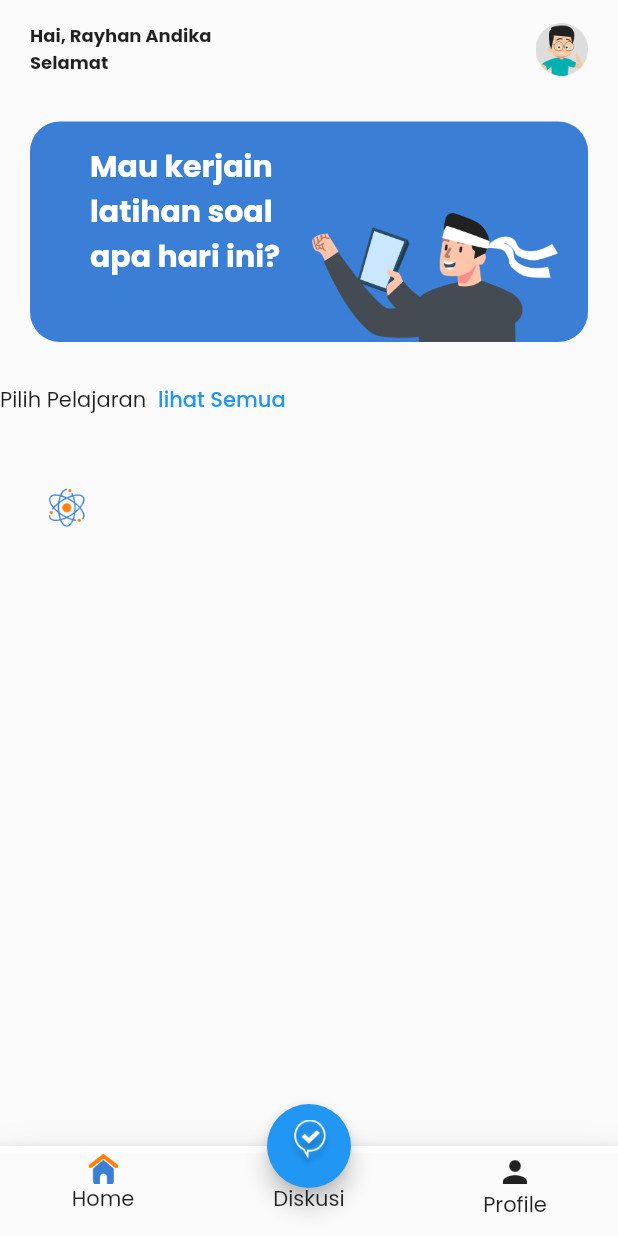
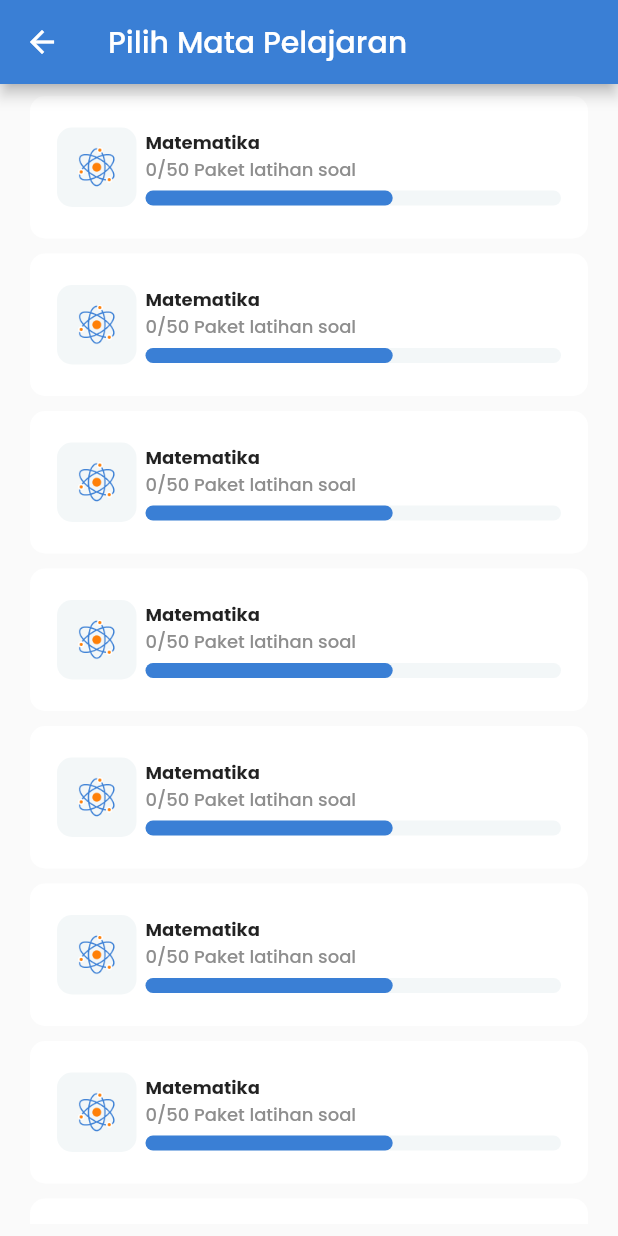
Before and after one commit to raihanandika/LatSol, a Flutter app: the MainPage screen opened by its route, after a tap on "lihat Semua", on a phone screen of 412 x 824 dp. Run offline on Flutter 3.47's test engine with Material 2 defaults, Android fonts, the phone set to English and light mode, and no system bars; our stand-ins replace google_fonts.

Commit message:
finish slicing home page

```diff
--- a/lib/constants/R/app_colors.dart
+++ b/lib/constants/R/app_colors.dart
@@ -4,6 +4,7 @@ class AppColor {
   Color primary = const Color(0xFF3A7FD5);
   Color grey = const Color(0xFFF3F7F8);
   Color greySubtitle = const Color(0xFF6A7483);
+  Color greySubtitleHome = const Color(0xFF8e8e8e);
   Color blackLogin = const Color(0xFF1A1F26);
   Color greyBorder = const Color(0xFFD6D6D6);
   Color greyHintText = const Color(0xFFaaaaaa);
--- a/lib/constants/R/assets.dart
+++ b/lib/constants/R/assets.dart
@@ -9,4 +9,5 @@ class Assets {
   String imgUser = "assets/ic_avatar.png";
   String imgHome = "assets/img_home.png";
   String icAtom = "assets/ic_atom.png";
+  String bannerHome = "assets/img_banner.png";
 }
--- a/lib/main.dart
+++ b/lib/main.dart
@@ -1,4 +1,6 @@
+import 'package:final_project_ujian_soal/constants/r.dart';
 import 'package:final_project_ujian_soal/view/login_page.dart';
+import 'package:final_project_ujian_soal/view/main/latihan_soal/mapel_page.dart';
 import 'package:final_project_ujian_soal/view/main_page.dart';
 import 'package:final_project_ujian_soal/view/register_page.dart';
 import 'package:final_project_ujian_soal/view/splash_scrren.dart';
@@ -14,18 +16,19 @@ class MyApp extends StatelessWidget {
   @override
   Widget build(BuildContext context) {
     return MaterialApp(
-      title: 'Flutter Demo',
+      title: 'Latihan Soal',
       theme: ThemeData(
-        primarySwatch: Colors.blue,
-        textTheme: GoogleFonts.poppinsTextTheme()
-      ),
+          primarySwatch: Colors.blue,
+          textTheme: GoogleFonts.poppinsTextTheme(),
+          appBarTheme: AppBarTheme(backgroundColor: R.colors.primary)),
       // home: const SplashScreen(),
       initialRoute: "/",
       routes: {
         "/": (context) => const SplashScreen(),
         LoginPage.route: (context) => const LoginPage(),
         RegisterPage.route: (context) => const RegisterPage(),
-        MainPage.route: (context) => const MainPage()
+        MainPage.route: (context) => const MainPage(),
+        MapelPage.route: (context) => const MapelPage()
       },
     );
   }
--- a/lib/view/main/latihan_soal/home_page.dart
+++ b/lib/view/main/latihan_soal/home_page.dart
@@ -1,4 +1,5 @@
 import 'package:final_project_ujian_soal/constants/r.dart';
+import 'package:final_project_ujian_soal/view/main/latihan_soal/mapel_page.dart';
 import 'package:flutter/material.dart';
 import 'package:google_fonts/google_fonts.dart';
 
@@ -14,35 +15,98 @@ class _HomePageState extends State<HomePage> {
   Widget build(BuildContext context) {
     return Scaffold(
       // appBar: AppBar(),
+      backgroundColor: R.colors.grey,
       body: SafeArea(
+        child: ListView(
+          children: [
+            Column(
+              children: [
+                _buildUserHomeProfile(),
+                _buildTopBanner(context),
+                _buildHomeListMapel(),
+                Container(
+                  margin: const EdgeInsets.only(left: 20),
                   child: Column(
                     children: [
-            Padding(
-              padding: const EdgeInsets.symmetric(horizontal: 20, vertical: 15),
-              child: Row(
-                children: [
-                  Expanded(
-                    child: Column(
-                      crossAxisAlignment: CrossAxisAlignment.start,
-                      children: [
-                        Text("Hai, Rayhan Andika",
-                            style: GoogleFonts.poppins().copyWith(
-                                fontSize: 12, fontWeight: FontWeight.w700)),
-                        Text("Selamat",
-                            style: GoogleFonts.poppins().copyWith(
-                                fontSize: 12, fontWeight: FontWeight.w700)),
+                      Row(
+                        mainAxisAlignment: MainAxisAlignment.spaceBetween,
+                        children: const [
+                          Text(
+                            "Terbaru",
+                            style: TextStyle(
+                              fontWeight: FontWeight.bold,
+                              fontSize: 16,
+                            ),
+                          ),
+                        ],
+                      ),
+                      const SizedBox(
+                        height: 10,
+                      ),
+                      Container(
+                        height: 170,
+                        child: ListView.builder(
+                            scrollDirection: Axis.horizontal,
+                            itemCount: 5,
+                            itemBuilder: (context, index) {
+                              return Padding(
+                                padding: const EdgeInsets.only(right: 8),
+                                child: Image.asset(R.assets.bannerHome),
+                              );
+                            }),
+                      ),
+                      const SizedBox(
+                        height: 35,
+                      ),
+                    ],
+                  ),
+                )
+              ],
+            ),
           ],
         ),
       ),
-                  Image.asset(
-                    R.assets.imgUser,
-                    width: 35,
-                    height: 35,
-                  )
+    );
+  }
+
+  Container _buildHomeListMapel() {
+    return Container(
+      margin: const EdgeInsets.symmetric(horizontal: 20, vertical: 20),
+      child: Column(
+        children: [
+          Row(
+            mainAxisAlignment: MainAxisAlignment.spaceBetween,
+            children: [
+              const Text(
+                "Pilih Pelajaran",
+                style: TextStyle(
+                  fontWeight: FontWeight.bold,
+                  fontSize: 16,
+                ),
+              ),
+              TextButton(
+                  onPressed: () {
+                    Navigator.of(context).pushNamed(MapelPage.route);
+                  },
+                  child: Text(
+                    "lihat Semua",
+                    style: TextStyle(
+                        fontWeight: FontWeight.bold,
+                        fontSize: 12,
+                        color: R.colors.primary),
+                  )),
             ],
           ),
+          MapelWidget(),
+          MapelWidget(),
+          MapelWidget()
+        ],
       ),
-            Container(
+    );
+  }
+
+  Container _buildTopBanner(BuildContext context) {
+    return Container(
       height: 147,
       width: double.infinity,
       padding: const EdgeInsets.symmetric(
@@ -50,15 +114,13 @@ class _HomePageState extends State<HomePage> {
       ),
       margin: const EdgeInsets.symmetric(horizontal: 20, vertical: 15),
       decoration: BoxDecoration(
-                  color: R.colors.primary,
-                  borderRadius: BorderRadius.circular(20)),
+          color: R.colors.primary, borderRadius: BorderRadius.circular(20)),
       child: Stack(
         children: [
           Container(
             width: MediaQuery.of(context).size.width * 0.5,
             child: Padding(
-                      padding: const EdgeInsets.symmetric(
-                          horizontal: 20, vertical: 15),
+              padding: const EdgeInsets.symmetric(horizontal: 20, vertical: 15),
               child: Text("Mau kerjain latihan soal apa hari ini?",
                   style: GoogleFonts.poppins().copyWith(
                       fontSize: 20,
@@ -74,39 +136,102 @@ class _HomePageState extends State<HomePage> {
           ),
         ],
       ),
-            ),
-            Container(
+    );
+  }
+
+  Padding _buildUserHomeProfile() {
+    return Padding(
+      padding: const EdgeInsets.symmetric(horizontal: 20, vertical: 15),
+      child: Row(
+        children: [
+          Expanded(
             child: Column(
+              crossAxisAlignment: CrossAxisAlignment.start,
               children: [
-                  Row(
-                    children: [
-                      Text("Pilih Pelajaran"),
-                      TextButton(onPressed: () {}, child: Text("lihat Semua")),
+                Text("Hai, Rayhan Andika",
+                    style: GoogleFonts.poppins()
+                        .copyWith(fontSize: 12, fontWeight: FontWeight.w700)),
+                Text("Selamat",
+                    style: GoogleFonts.poppins()
+                        .copyWith(fontSize: 12, fontWeight: FontWeight.w700)),
               ],
             ),
-                  Container(
-                    padding: const EdgeInsets.symmetric(
-                        horizontal: 18, vertical: 21),
+          ),
+          Image.asset(
+            R.assets.imgUser,
+            width: 35,
+            height: 35,
+          )
+        ],
+      ),
+    );
+  }
+}
+
+class MapelWidget extends StatelessWidget {
+  const MapelWidget({
+    Key? key,
+  }) : super(key: key);
+
+  @override
+  Widget build(BuildContext context) {
+    return Container(
+      decoration: BoxDecoration(
+          color: Colors.white, borderRadius: BorderRadius.circular(10)),
+      margin: const EdgeInsets.only(bottom: 10),
+      padding: const EdgeInsets.symmetric(horizontal: 18, vertical: 21),
       child: Row(
         children: [
           Container(
             height: 53,
             width: 53,
-                          padding: EdgeInsets.all(13),
+            padding: const EdgeInsets.all(13),
             decoration: BoxDecoration(
-                              // color: R.colors.grey,
+                color: R.colors.grey, borderRadius: BorderRadius.circular(10)),
+            child: Image.asset(R.assets.icAtom),
+          ),
+          const SizedBox(
+            width: 6,
+          ),
+          Expanded(
+            child: Column(
+              crossAxisAlignment: CrossAxisAlignment.start,
+              children: [
+                const Text(
+                  "Matematika",
+                  style: TextStyle(fontWeight: FontWeight.bold, fontSize: 12),
+                ),
+                Text(
+                  "0/50 Paket latihan soal",
+                  style: TextStyle(
+                      fontWeight: FontWeight.w500,
+                      fontSize: 12,
+                      color: R.colors.greySubtitleHome),
+                ),
+                const SizedBox(height: 5),
+                Stack(
+                  children: [
+                    Container(
+                      height: 10,
+                      width: double.infinity,
+                      decoration: BoxDecoration(
+                          color: R.colors.grey,
                           borderRadius: BorderRadius.circular(10)),
-                          child: Image.asset(R.assets.icAtom),
+                    ),
+                    Container(
+                      height: 10,
+                      width: MediaQuery.of(context).size.width * 0.4,
+                      decoration: BoxDecoration(
+                          color: R.colors.primary,
+                          borderRadius: BorderRadius.circular(10)),
+                    )
+                  ],
                 )
               ],
             ),
           )
         ],
       ),
-            )
-          ],
-        ),
-      ),
     );
   }
 }
--- /dev/null
+++ b/lib/view/main/latihan_soal/mapel_page.dart
@@ -0,0 +1,25 @@
+import 'package:final_project_ujian_soal/view/main/latihan_soal/home_page.dart';
+import 'package:flutter/material.dart';
+
+class MapelPage extends StatelessWidget {
+  const MapelPage({Key? key}) : super(key: key);
+  static String route = "mapel_page";
+
+  @override
+  Widget build(BuildContext context) {
+    return Scaffold(
+      appBar: AppBar(
+        title: Text("Pilih Mata Pelajaran"),
+      ),
+      body: Padding(
+        padding: const EdgeInsets.symmetric(horizontal: 20, vertical: 8),
+        child: ListView.builder(itemBuilder: (context, index) {
+          return GestureDetector(
+            onTap: () {},
+            child: MapelWidget(),
+          );
+        }),
+      ),
+    );
+  }
+}
```
Also changed, not shown: 1 other file. Lines whose indentation alone changed are shown as unchanged.
